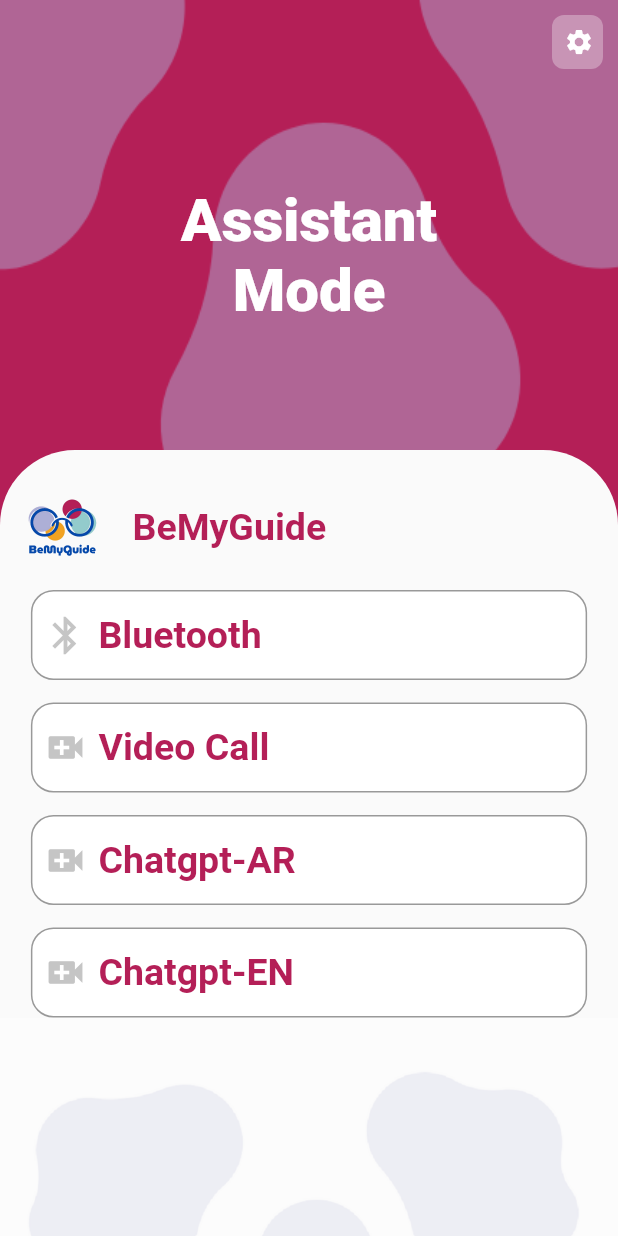
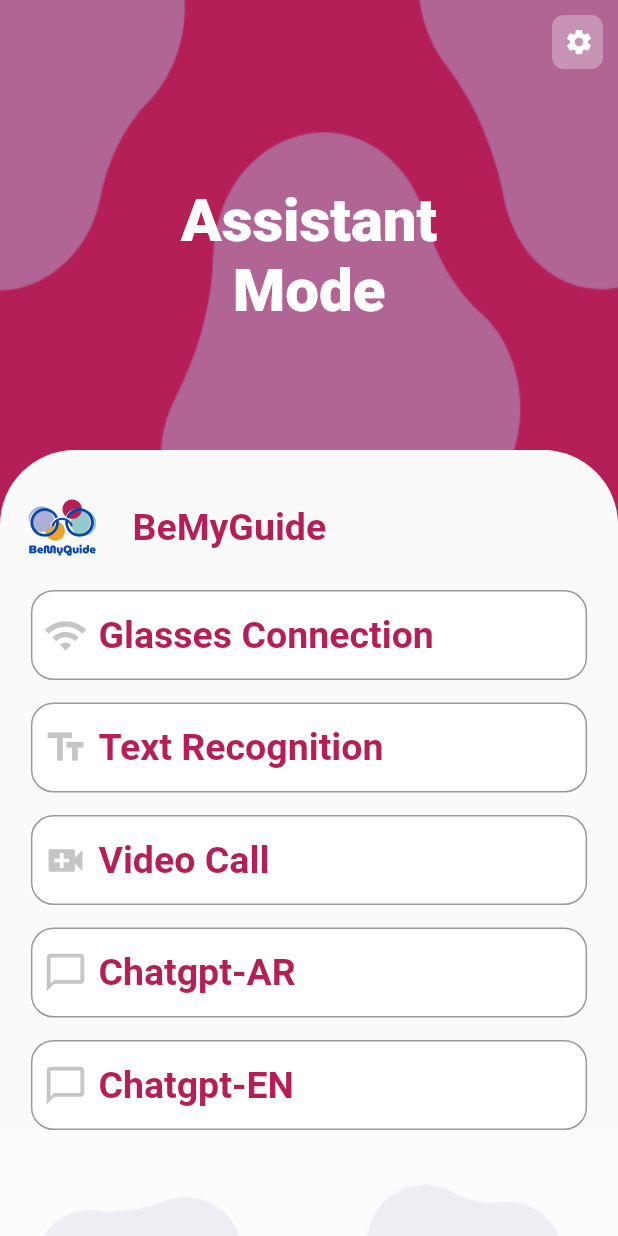
Before and after one commit to MasameEh/BeMyGuide_app, a Flutter app: the BlindFeaturesScreen screen opened directly, on a phone screen of 412 x 824 dp. Run offline on Flutter 3.47's test engine with Material 2 defaults, Android fonts, the phone set to English and light mode, and no system bars; our stand-ins replace avatar_glow, bloc, cloud_firestore, conditional_builder_null_safety, dio, firebase_auth and 7 more; missing offline and left inert: chat_gpt_sdk, google_ml_kit; accounts and stored records are empty.

Commit message:
text recognation

```diff
--- a/lib/modules/blind_features/blindfeatures_screen.dart
+++ b/lib/modules/blind_features/blindfeatures_screen.dart
@@ -2,19 +2,12 @@
 import 'package:flutter/material.dart';
 import 'package:flutter_bloc/flutter_bloc.dart';
 import 'package:graduation_project/modules/speech/speechscreen.dart';
-import 'dart:io';
-import 'dart:typed_data';
-import 'dart:ui';
-import 'package:image_picker/image_picker.dart';
-import 'package:path/path.dart';
-import 'package:share_plus/share_plus.dart';
-import 'package:file_picker/file_picker.dart';
-
 import '../../layout/eyes_app/cubit/cubit.dart';
 import '../../layout/eyes_app/cubit/states.dart';
 import '../../shared/components/components.dart';
 import '../bluetooth/bluetooth.dart';
 import '../settings/settings_screen.dart';
+import 'text_recognation_screen.dart';
 
 class BlindFeaturesScreen extends StatefulWidget {
   const BlindFeaturesScreen({super.key});
@@ -138,12 +131,12 @@ class _MyWidgetState extends State<BlindFeaturesScreen> {
                               child: Row(
                                 children: [
                                   SizedBox(width: 7,),
-                                  Icon(Icons.bluetooth,
+                                  Icon(Icons.wifi,
                                     color: Colors.grey.withOpacity(.6),
                                     size: 30,
                                   ),
                                   SizedBox(width: 7,),
-                                  Text('Bluetooth',
+                                  Text('Glasses Connection',
                                       style: const TextStyle(
                                         fontSize: 25,
                                         color: Color.fromARGB(255,180,31,87),
@@ -154,18 +147,41 @@ class _MyWidgetState extends State<BlindFeaturesScreen> {
                             ),
                           ),
                           ),
-                          // defaultButton(
-                          //   width: 300.0,
-                          //   radius: 20.0,
-                          //   height: 60.0,
-                          //   borderColor: Colors.black,
-                          //   function: () {
-                          //     navigateTo(context, bluetoothScreen());
-                          //   },
-                          //   textColor: Color.fromARGB(255, 180, 31, 87),
-                          //   text: 'Bluetooth',
-                          //   background: Colors.white,
-                          // ),
+                          SizedBox(
+                            height: 15.0,
+                          ),
+                          GestureDetector(
+                            onTap: (){
+                              navigateTo(context, TextRecognation());
+                            },
+                            child: Container(
+                              width: MediaQuery.of(context).size.width*0.9,
+                              height: 60.0,
+                                decoration: BoxDecoration(
+                                  borderRadius: BorderRadius.circular(15),
+                                  color: Colors.white,
+                                  border: Border.all(color: Colors.black.withOpacity(.4)),
+                                ),
+                            child: Center(
+                              child: Row(
+                                children: [
+                                  SizedBox(width: 7,),
+                                  Icon(Icons.text_fields,
+                                    color: Colors.grey.withOpacity(.6),
+                                    size: 30,
+                                  ),
+                                  SizedBox(width: 7,),
+                                  Text('Text Recognition',
+                                      style: const TextStyle(
+                                        fontSize: 25,
+                                        color: Color.fromARGB(255,180,31,87),
+                                        fontWeight: FontWeight.bold,
+                                      )),
+                                ],
+                              ),
+                            ),
+                          ),
+                          ),
                           SizedBox(
                             height: 15.0,
                           ),
@@ -221,7 +237,7 @@ class _MyWidgetState extends State<BlindFeaturesScreen> {
                                 child: Row(
                                   children: [
                                     SizedBox(width: 7,),
-                                    Icon(Icons.video_call,
+                                    Icon(Icons.chat_bubble_outline,
                                       color: Colors.grey.withOpacity(.6),
                                       size: 30,
                                     ),
@@ -257,7 +273,7 @@ class _MyWidgetState extends State<BlindFeaturesScreen> {
                                 child: Row(
                                   children: [
                                     SizedBox(width: 7,),
-                                    Icon(Icons.video_call,
+                                    Icon(Icons.chat_bubble_outline,
                                       color: Colors.grey.withOpacity(.6),
                                       size: 30,
                                     ),
--- a/pubspec.yaml
+++ b/pubspec.yaml
@@ -48,6 +48,8 @@ dependencies:
   http: ^0.13.6
   chat_gpt_sdk: ^2.0.0
   flutter_tts: ^3.7.0
+  firebase_ml_model_downloader: ^0.2.3+3
+  google_ml_kit: ^0.7.3
 
 
 dev_dependencies:
```
Also changed, not shown: lib/modules/blind_features/text_recognation_screen.dart (added, +170 -0 lines), pubspec.lock.
